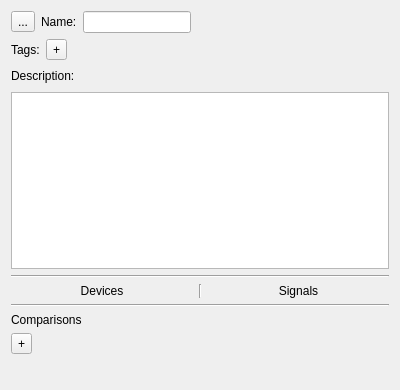
This is atef/ui/device_configuration_widget.ui in pcdshub/atef as Qt 5 draws it before an edit. The edited form follows.
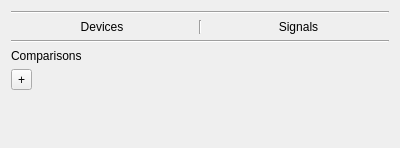
This is the edited form.

Commit message: ENH: unify the name/desc/tags headers

The edit to the form file:
```diff
--- a/atef/ui/device_configuration_widget.ui
+++ b/atef/ui/device_configuration_widget.ui
@@ -7,7 +7,7 @@
     <x>0</x>
     <y>0</y>
     <width>400</width>
-    <height>390</height>
+    <height>148</height>
    </rect>
   </property>
   <property name="windowTitle">
@@ -15,113 +15,7 @@
   </property>
   <layout class="QVBoxLayout" name="verticalLayout">
    <item>
-    <layout class="QHBoxLayout" name="horizontalLayout_2">
-     <item>
-      <widget class="QToolButton" name="parent_button">
-       <property name="text">
-        <string>...</string>
-       </property>
-      </widget>
-     </item>
-     <item>
-      <widget class="QLabel" name="label">
-       <property name="text">
-        <string>Name:</string>
-       </property>
-      </widget>
-     </item>
-     <item>
-      <widget class="QLineEdit" name="name_edit">
-       <property name="sizePolicy">
-        <sizepolicy hsizetype="Maximum" vsizetype="Fixed">
-         <horstretch>0</horstretch>
-         <verstretch>0</verstretch>
-        </sizepolicy>
-       </property>
-      </widget>
-     </item>
-     <item>
-      <spacer name="horizontalSpacer_2">
-       <property name="orientation">
-        <enum>Qt::Horizontal</enum>
-       </property>
-       <property name="sizeHint" stdset="0">
-        <size>
-         <width>40</width>
-         <height>20</height>
-        </size>
-       </property>
-      </spacer>
-     </item>
-    </layout>
-   </item>
-   <item>
-    <layout class="QHBoxLayout" name="horizontalLayout_3">
-     <property name="topMargin">
-      <number>0</number>
-     </property>
-     <item>
-      <widget class="QLabel" name="label_2">
-       <property name="text">
-        <string>Tags:</string>
-       </property>
-      </widget>
-     </item>
-     <item>
-      <layout class="QVBoxLayout" name="tags_content">
-       <property name="spacing">
-        <number>0</number>
-       </property>
-      </layout>
-     </item>
-     <item>
-      <widget class="QToolButton" name="add_tag_button">
-       <property name="text">
-        <string>+</string>
-       </property>
-      </widget>
-     </item>
-     <item>
-      <spacer name="horizontalSpacer">
-       <property name="orientation">
-        <enum>Qt::Horizontal</enum>
-       </property>
-       <property name="sizeHint" stdset="0">
-        <size>
-         <width>40</width>
-         <height>20</height>
-        </size>
-       </property>
-      </spacer>
-     </item>
-    </layout>
-   </item>
-   <item>
-    <layout class="QHBoxLayout" name="horizontalLayout_4">
-     <item>
-      <widget class="QLabel" name="label_3">
-       <property name="text">
-        <string>Description:</string>
-       </property>
-      </widget>
-     </item>
-     <item>
-      <spacer name="horizontalSpacer_3">
-       <property name="orientation">
-        <enum>Qt::Horizontal</enum>
-       </property>
-       <property name="sizeHint" stdset="0">
-        <size>
-         <width>40</width>
-         <height>20</height>
-        </size>
-       </property>
-      </spacer>
-     </item>
-    </layout>
-   </item>
-   <item>
-    <widget class="QPlainTextEdit" name="desc_edit"/>
+    <layout class="QVBoxLayout" name="name_desc_tags_layout"/>
    </item>
    <item>
     <widget class="Line" name="line">
```
The commit also changes 5 other files.
